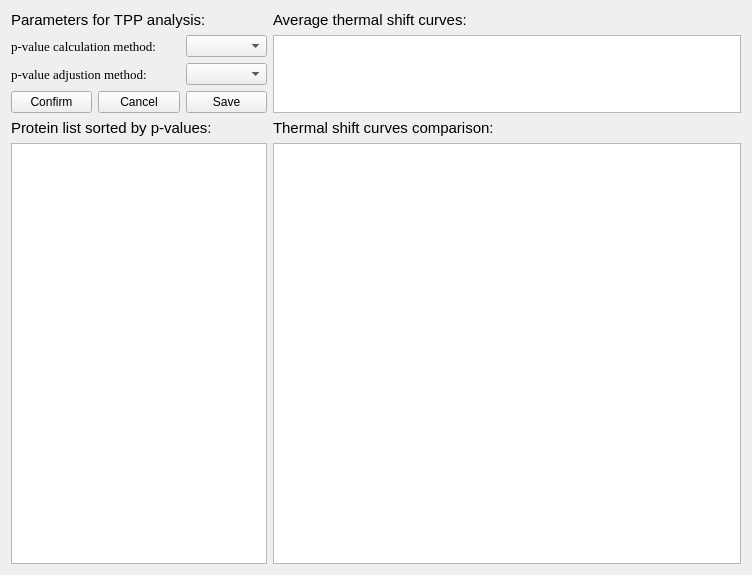
Old version of the form AnalTSA.ui in the repository hcji/ProSAP.
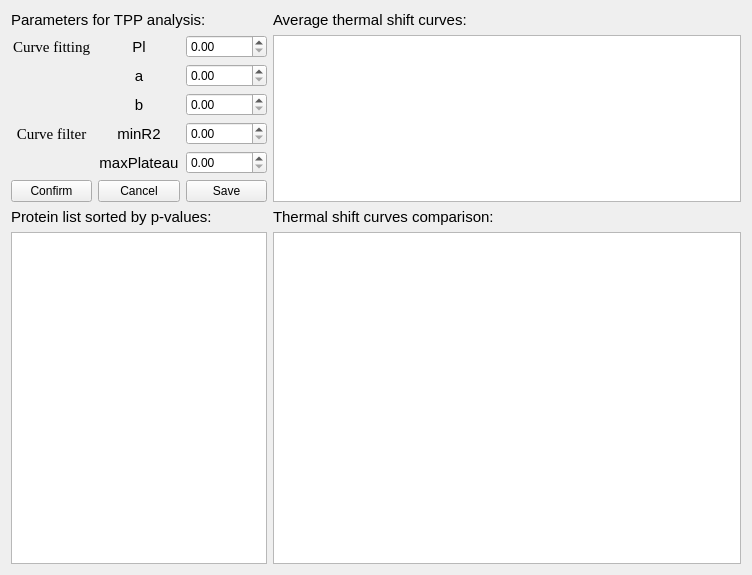
New version of the form.

Commit message: TPP R UI

```diff
--- a/AnalTSA.ui
+++ b/AnalTSA.ui
@@ -40,63 +40,147 @@
      </property>
     </widget>
    </item>
-   <item row="1" column="0" colspan="2">
-    <widget class="QLabel" name="label_5">
+   <item row="1" column="0">
+    <widget class="QLabel" name="label_1">
      <property name="font">
       <font>
        <family>Times New Roman</family>
-       <pointsize>10</pointsize>
+       <pointsize>11</pointsize>
       </font>
      </property>
      <property name="text">
-      <string>p-value calculation method:</string>
+      <string>Curve fitting</string>
+     </property>
+     <property name="alignment">
+      <set>Qt::AlignCenter</set>
+     </property>
+    </widget>
+   </item>
+   <item row="1" column="1">
+    <widget class="QLabel" name="label_7">
+     <property name="font">
+      <font>
+       <pointsize>11</pointsize>
+      </font>
+     </property>
+     <property name="text">
+      <string>Pl</string>
+     </property>
+     <property name="alignment">
+      <set>Qt::AlignCenter</set>
      </property>
     </widget>
    </item>
    <item row="1" column="2">
-    <widget class="QComboBox" name="comboBoxPvalCalc"/>
+    <widget class="QDoubleSpinBox" name="BoxPl"/>
    </item>
-   <item row="1" column="3" rowspan="3">
+   <item row="1" column="3" rowspan="6">
     <widget class="QGraphicsView" name="graphicsViewAvgCurve"/>
    </item>
-   <item row="2" column="0" colspan="2">
-    <widget class="QLabel" name="label_6">
+   <item row="2" column="1">
+    <widget class="QLabel" name="label_9">
      <property name="font">
       <font>
-       <family>Times New Roman</family>
-       <pointsize>10</pointsize>
+       <pointsize>11</pointsize>
       </font>
      </property>
      <property name="text">
-      <string>p-value adjustion method:</string>
+      <string>a</string>
+     </property>
+     <property name="alignment">
+      <set>Qt::AlignCenter</set>
      </property>
     </widget>
    </item>
    <item row="2" column="2">
-    <widget class="QComboBox" name="comboBoxPvalAdju"/>
+    <widget class="QDoubleSpinBox" name="BoxA"/>
    </item>
-   <item row="3" column="0">
+   <item row="3" column="1">
+    <widget class="QLabel" name="label_8">
+     <property name="font">
+      <font>
+       <pointsize>11</pointsize>
+      </font>
+     </property>
+     <property name="text">
+      <string>b</string>
+     </property>
+     <property name="alignment">
+      <set>Qt::AlignCenter</set>
+     </property>
+    </widget>
+   </item>
+   <item row="3" column="2">
+    <widget class="QDoubleSpinBox" name="BoxB"/>
+   </item>
+   <item row="4" column="0">
+    <widget class="QLabel" name="label_5">
+     <property name="font">
+      <font>
+       <family>Times New Roman</family>
+       <pointsize>11</pointsize>
+      </font>
+     </property>
+     <property name="text">
+      <string>Curve filter</string>
+     </property>
+     <property name="alignment">
+      <set>Qt::AlignCenter</set>
+     </property>
+    </widget>
+   </item>
+   <item row="4" column="1">
+    <widget class="QLabel" name="label_6">
+     <property name="font">
+      <font>
+       <pointsize>11</pointsize>
+      </font>
+     </property>
+     <property name="text">
+      <string>minR2</string>
+     </property>
+     <property name="alignment">
+      <set>Qt::AlignCenter</set>
+     </property>
+    </widget>
+   </item>
+   <item row="5" column="1">
+    <widget class="QLabel" name="label_10">
+     <property name="font">
+      <font>
+       <pointsize>11</pointsize>
+      </font>
+     </property>
+     <property name="text">
+      <string>maxPlateau</string>
+     </property>
+     <property name="alignment">
+      <set>Qt::AlignCenter</set>
+     </property>
+    </widget>
+   </item>
+   <item row="6" column="0">
     <widget class="QPushButton" name="pushButton">
      <property name="text">
       <string>Confirm</string>
      </property>
     </widget>
    </item>
-   <item row="3" column="1">
+   <item row="6" column="1">
     <widget class="QPushButton" name="pushButton_2">
      <property name="text">
       <string>Cancel</string>
      </property>
     </widget>
    </item>
-   <item row="3" column="2">
+   <item row="6" column="2">
     <widget class="QPushButton" name="pushButton_3">
      <property name="text">
       <string>Save</string>
      </property>
     </widget>
    </item>
-   <item row="4" column="0" colspan="3">
+   <item row="7" column="0" colspan="3">
     <widget class="QLabel" name="label">
      <property name="font">
       <font>
@@ -109,7 +193,7 @@
      </property>
     </widget>
    </item>
-   <item row="4" column="3">
+   <item row="7" column="3">
     <widget class="QLabel" name="label_2">
      <property name="font">
       <font>
@@ -122,12 +206,18 @@
      </property>
     </widget>
    </item>
-   <item row="5" column="0" colspan="3">
+   <item row="8" column="0" colspan="3">
     <widget class="QTableWidget" name="tableWidgetProteinList"/>
    </item>
-   <item row="5" column="3">
+   <item row="8" column="3">
     <widget class="QGraphicsView" name="graphicsViewTSACurve"/>
    </item>
+   <item row="4" column="2">
+    <widget class="QDoubleSpinBox" name="BoxR2"/>
+   </item>
+   <item row="5" column="2">
+    <widget class="QDoubleSpinBox" name="BoxPlateau"/>
+   </item>
   </layout>
  </widget>
  <resources/>
```
The commit also changes 6 other files.
